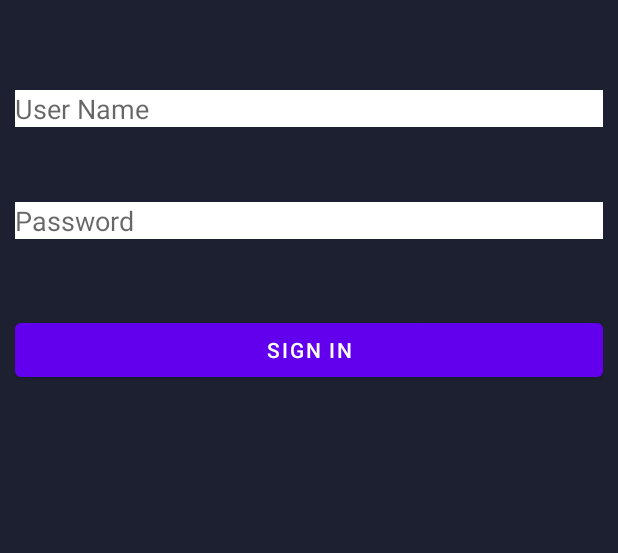
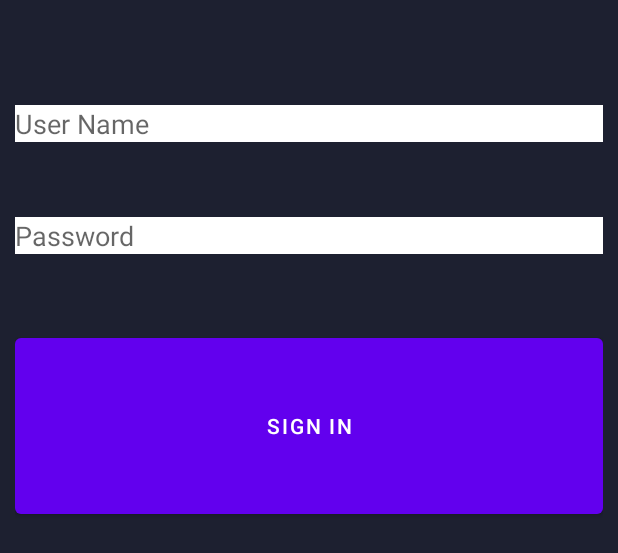
Before and after one commit to apantzar/androidRecipeProject2021, an Android app: the layout activity_login.xml on its own in the app's theme, with its tools: preview values and no code run, on a phone screen of 412 x 824 dp. Shown: the top 553 px of the screen. Run offline under Robolectric (Android 15) with nearby library versions, the phone set to English and light mode, and no system bars.

```diff
--- a/app/src/main/res/layout/activity_login.xml
+++ b/app/src/main/res/layout/activity_login.xml
@@ -10,18 +10,28 @@
 
     <EditText
         android:id="@+id/username1"
-        android:layout_width="match_parent"
+        android:layout_width="402dp"
         android:layout_height="wrap_content"
-        android:layout_marginTop="50dp"
+        android:layout_alignParentStart="true"
+        android:layout_alignParentTop="true"
+        android:layout_alignParentEnd="true"
+        android:layout_marginStart="0dp"
+        android:layout_marginTop="60dp"
+        android:layout_marginEnd="0dp"
         android:background="#FFFFFF"
-        android:hint="User Name" />
+        android:hint="User Name"
+        android:inputType="text" />
 
     <EditText
         android:id="@+id/password1"
-        android:layout_width="match_parent"
+        android:layout_width="402dp"
         android:layout_height="wrap_content"
         android:layout_below="@+id/username1"
+        android:layout_alignParentStart="true"
+        android:layout_alignParentEnd="true"
+        android:layout_marginStart="0dp"
         android:layout_marginTop="50dp"
+        android:layout_marginEnd="0dp"
         android:background="#3F51B5"
         android:backgroundTint="#FFFFFF"
         android:hint="Password"
@@ -29,10 +39,16 @@
 
     <Button
         android:id="@+id/btnsignin1"
-        android:layout_width="match_parent"
+        android:layout_width="402dp"
         android:layout_height="wrap_content"
         android:layout_below="@+id/password1"
+        android:layout_alignParentStart="true"
+        android:layout_alignParentEnd="true"
+        android:layout_alignParentBottom="true"
+        android:layout_marginStart="0dp"
         android:layout_marginTop="50dp"
+        android:layout_marginEnd="0dp"
+        android:layout_marginBottom="465dp"
         android:text="Sign in" />
 
 
```
Also changed, not shown: app/src/main/java/com/pantz/recipepro/MainActivity.java (+23 -21 lines), app/src/main/java/com/pantz/recipepro/RegisterDatabase.java (+7 -2 lines), app/src/main/java/com/pantz/recipepro/User.java (added, +59 -0 lines), app/src/main/res/layout/activity_main.xml (+29 -6 lines).
